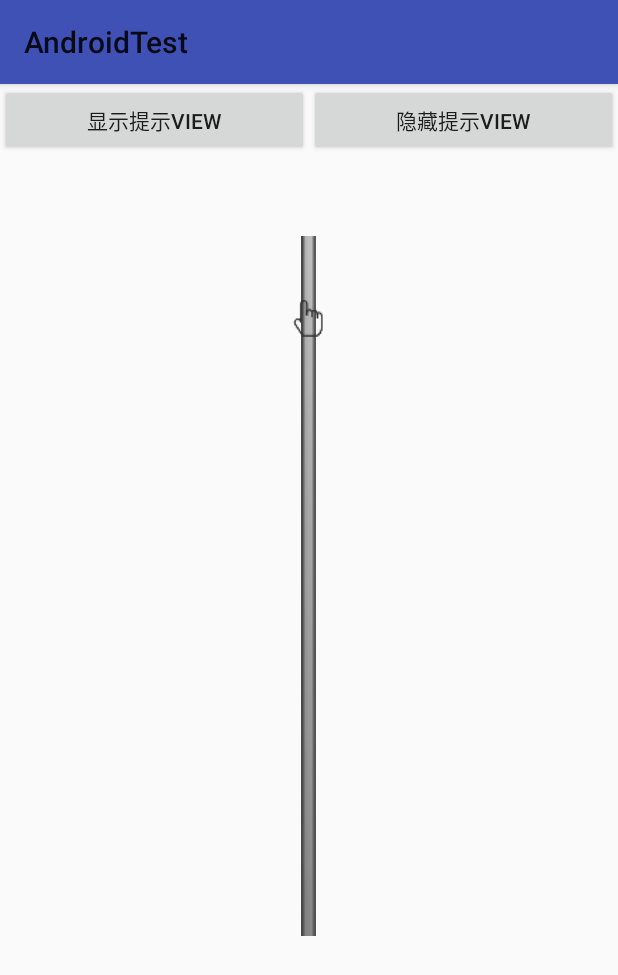
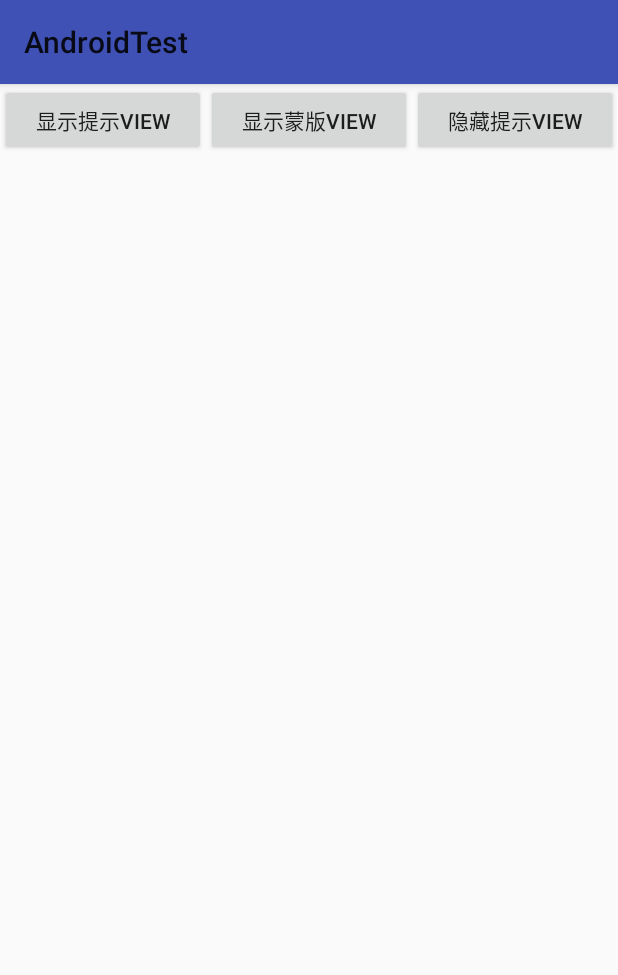
Before and after one commit to ADeveloperH/AndroidTest, an Android app: the screen it shows after launch (MainActivity), on a phone screen of 412 x 824 dp. Shown: the top 975 px of the screen. Run offline under Robolectric (Android 15) with nearby library versions, the light colour scheme and no system bars; our stand-ins replace ButterKnife.

Commit message:
蒙版动画调整优化完成

```diff
--- a/app/src/main/java/com/mobile/androidtest/HomeNormalNotifyView.java
+++ b/app/src/main/java/com/mobile/androidtest/HomeNormalNotifyView.java
@@ -26,7 +26,7 @@ public class HomeNormalNotifyView extends LinearLayout {
     private ViewSwitcher viewSwitcher;
     private MarqueeHandler marqueeHandler;
     private long MARQUEE_TIME_SPAN = 2000;//跑马灯切换时间间隔
-    private long FLOAT_TIME_SPAN = 1000;//上下浮动动画切换时间间隔
+    private long FLOAT_TIME = 1600;//上下浮动动画切换时间间隔
     private Context context;
     private ObjectAnimator repeatFloatAnim;
 
@@ -99,7 +99,7 @@ public class HomeNormalNotifyView extends LinearLayout {
                 Animation.RELATIVE_TO_SELF, 0.0f,
                 Animation.RELATIVE_TO_SELF, 0.0f,
                 Animation.RELATIVE_TO_SELF, 1.0f);
-        hiddlenAnim.setDuration(300);
+        hiddlenAnim.setDuration(1000);
         hiddlenAnim.setAnimationListener(new Animation.AnimationListener() {
             @Override
             public void onAnimationStart(Animation animation) {
@@ -132,7 +132,7 @@ public class HomeNormalNotifyView extends LinearLayout {
                 "translationY",
                 0, -23.0f, 0, 23.0f, 0);
         repeatFloatAnim.setInterpolator(new LinearInterpolator());
-        repeatFloatAnim.setDuration(FLOAT_TIME_SPAN);
+        repeatFloatAnim.setDuration(FLOAT_TIME);
         repeatFloatAnim.setRepeatCount(ValueAnimator.INFINITE);
         repeatFloatAnim.setRepeatMode(ValueAnimator.RESTART);
         repeatFloatAnim.start();
--- a/app/src/main/java/com/mobile/androidtest/MainActivity.java
+++ b/app/src/main/java/com/mobile/androidtest/MainActivity.java
@@ -1,12 +1,10 @@
 package com.mobile.androidtest;
 
-import android.animation.ValueAnimator;
+import android.app.Activity;
+import android.content.Intent;
 import android.os.Bundle;
 import android.support.v7.app.AppCompatActivity;
-import android.util.Log;
 import android.view.View;
-import android.widget.ImageView;
-import android.widget.RelativeLayout;
 
 import butterknife.BindView;
 import butterknife.ButterKnife;
@@ -16,39 +14,14 @@ public class MainActivity extends AppCompatActivity {
 
     @BindView(R.id.homenotifyview)
     HomeNormalNotifyView homenotifyview;
-    @BindView(R.id.iv_line)
-    ImageView ivLine;
-    @BindView(R.id.iv_hand)
-    ImageView ivHand;
+    private Activity context;
 
     @Override
     protected void onCreate(Bundle savedInstanceState) {
         super.onCreate(savedInstanceState);
         setContentView(R.layout.activity_main);
         ButterKnife.bind(this);
-
-
-        ValueAnimator valueAnimator = ValueAnimator.ofInt(ivLine.getLayoutParams().height, 700);
-        valueAnimator.setDuration(2000);
-        valueAnimator.setRepeatCount(ValueAnimator.INFINITE);
-        valueAnimator.setRepeatMode(ValueAnimator.RESTART);
-        valueAnimator.addUpdateListener(new ValueAnimator.AnimatorUpdateListener() {
-            @Override
-            public void onAnimationUpdate(ValueAnimator animator) {
-                int currentValue = (Integer) animator.getAnimatedValue();
-                // 获得每次变化后的属性值
-                Log.d("huang", "onAnimationUpdate: currentValue:" + currentValue);
-                ivLine.getLayoutParams().height = currentValue;
-                RelativeLayout.LayoutParams layoutParams = (RelativeLayout.LayoutParams) ivHand.getLayoutParams();
-
-                layoutParams.bottomMargin = currentValue - 105;
-                // 刷新视图，即重新绘制，从而实现动画效果
-                ivLine.requestLayout();
-                ivHand.requestLayout();
-            }
-        });
-        valueAnimator.start();
-
+        context = this;
 
         homenotifyview.setOnClickListener(new View.OnClickListener() {
             @Override
@@ -56,17 +29,25 @@ public class MainActivity extends AppCompatActivity {
                 homenotifyview.hiddlenNotifyView();
             }
         });
+
     }
 
-    @OnClick({R.id.btn_show, R.id.btn_hiddlen})
+    @OnClick({R.id.btn_show,R.id.btn_show2, R.id.btn_hiddlen})
     public void onClick(View view) {
         switch (view.getId()) {
             case R.id.btn_show:
                 homenotifyview.showNotifyView();
+                break;
+            case R.id.btn_show2:
+                startActivity(new Intent(context, UseHelpViewActivity.class));
+                context.overridePendingTransition(
+                        android.R.anim.fade_in,
+                        android.R.anim.fade_out);
                 break;
             case R.id.btn_hiddlen:
                 homenotifyview.hiddlenNotifyView();
                 break;
         }
     }
+
 }
--- a/app/src/main/res/layout/activity_main.xml
+++ b/app/src/main/res/layout/activity_main.xml
@@ -18,6 +18,13 @@
             android:text="显示提示view" />
 
         <Button
+            android:id="@+id/btn_show2"
+            android:layout_width="0dp"
+            android:layout_height="wrap_content"
+            android:layout_weight="1"
+            android:text="显示蒙版view" />
+
+        <Button
             android:id="@+id/btn_hiddlen"
             android:layout_width="0dp"
             android:layout_height="wrap_content"
@@ -25,31 +32,10 @@
             android:text="隐藏提示view" />
     </LinearLayout>
 
-    <RelativeLayout
+    <LinearLayout
         android:layout_width="match_parent"
         android:layout_height="0dp"
-        android:layout_weight="1">
-
-        <ImageView
-            android:id="@+id/iv_line"
-            android:layout_width="10dp"
-            android:layout_height="30dp"
-            android:layout_alignParentBottom="true"
-            android:layout_centerHorizontal="true"
-            android:background="@drawable/line" />
-
-        <ImageView
-            android:id="@+id/iv_hand"
-            android:layout_width="30dp"
-            android:layout_height="30dp"
-            android:layout_alignParentBottom="true"
-            android:layout_centerHorizontal="true"
-            android:background="@drawable/hand" />
-    </RelativeLayout>
-
-    <LinearLayout
-        android:layout_width="wrap_content"
-        android:layout_height="200dp"
+        android:layout_weight="1"
         android:gravity="bottom"
         android:orientation="vertical">
 
@@ -57,8 +43,7 @@
             android:id="@+id/homenotifyview"
             android:layout_width="match_parent"
             android:layout_height="wrap_content"
-            android:layout_marginTop="30dp"
-            android:paddingBottom="50dp"
+            android:paddingBottom="12dp"
             android:visibility="visible" />
     </LinearLayout>
 
--- a/app/src/main/res/values/colors.xml
+++ b/app/src/main/res/values/colors.xml
@@ -4,4 +4,7 @@
     <color name="colorPrimaryDark">#303F9F</color>
     <color name="colorAccent">#FF4081</color>
     <color name="bg_viewswitcher">#676668</color>
+
+    <color name="bg_userhelp">#4c000000</color>
+
 </resources>
--- a/app/src/main/res/values/styles.xml
+++ b/app/src/main/res/values/styles.xml
@@ -8,4 +8,12 @@
         <item name="colorAccent">@color/colorAccent</item>
     </style>
 
+
+
+    <style name="UseHelpViewActivity.Theme" parent="Theme.AppCompat.Light.NoActionBar">
+        <item name="android:windowNoTitle">true</item>
+        <item name="android:windowContentOverlay">@null</item>
+        <item name="android:windowBackground">@color/bg_userhelp</item>
+        <item name="android:windowIsTranslucent">true</item>
+    </style>
 </resources>
```
Also changed, not shown: app/src/main/AndroidManifest.xml (+5 -2 lines), app/src/main/java/com/mobile/androidtest/UseHelpViewActivity.java (added, +179 -0 lines), app/src/main/res/layout/home_usehelpview.xml (added, +50 -0 lines), app/src/main/res/drawable-xxhdpi/hand.png, app/src/main/res/drawable-xxhdpi/line.png.
